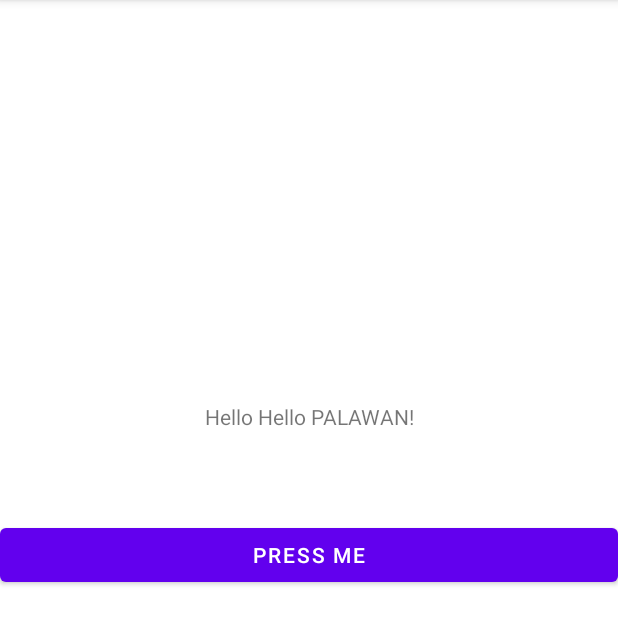
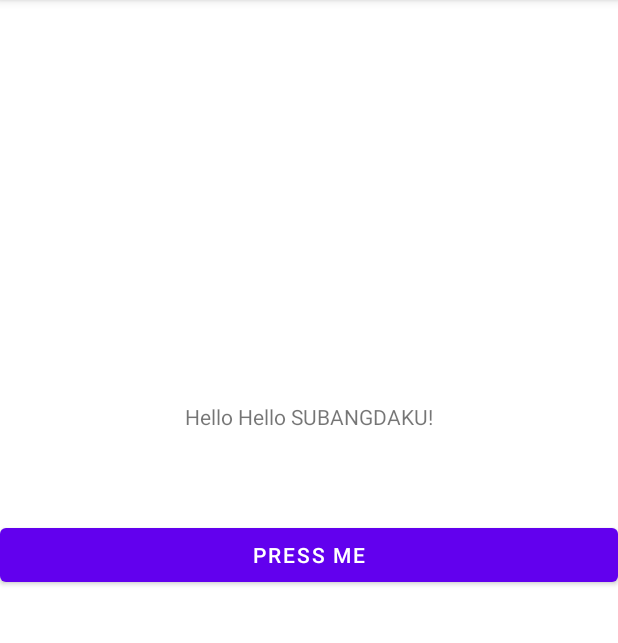
Before and after one commit to Marc-Colina/GitProject, an Android app: the screen it shows after launch (MainActivity), on a phone screen of 412 x 824 dp, the part 84-727 px from its top. Run offline under Robolectric (Android 15) with nearby library versions, the phone set to English and light mode, and no system bars.

Commit message:
Changed to Subandaku

```diff
--- a/app/src/main/res/layout/activity_main.xml
+++ b/app/src/main/res/layout/activity_main.xml
@@ -11,7 +11,7 @@
         android:layout_width="wrap_content"
         android:layout_height="wrap_content"
         android:layout_marginTop="268dp"
-        android:text="Hello Hello PALAWAN!"
+        android:text="Hello Hello SUBANGDAKU!"
         app:layout_constraintEnd_toEndOf="parent"
         app:layout_constraintStart_toStartOf="parent"
         app:layout_constraintTop_toTopOf="parent" />
```
